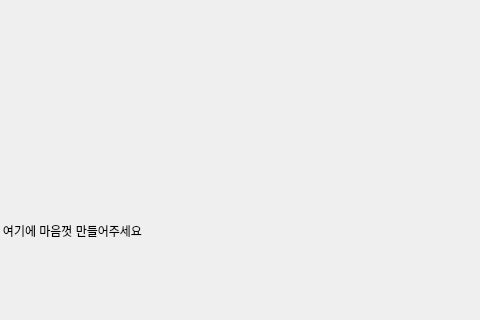
Above: src/GUI/study_env.ui from addinedu-ros-10th/iot-repo-2 before the change; both pictures show x 328 to 808 and y 0 to 320 of the 808 by 463 pixel window. Below: the same form after it.
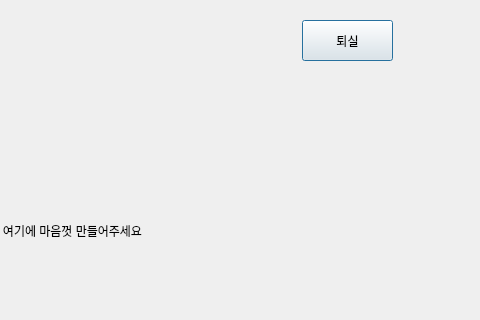
That is the form after the change.

Commit message: feat: 사용자 인증 시 다음화면 넘어가는 기능 추가

What changed in the file:
```diff
--- a/src/GUI/study_env.ui
+++ b/src/GUI/study_env.ui
@@ -26,7 +26,20 @@
     <string>여기에 마음껏 만들어주세요</string>
    </property>
    <property name="alignment">
-    <set>Qt::AlignCenter</set>
+    <set>Qt::AlignmentFlag::AlignCenter</set>
+   </property>
+  </widget>
+  <widget class="QPushButton" name="outBtn">
+   <property name="geometry">
+    <rect>
+     <x>630</x>
+     <y>20</y>
+     <width>91</width>
+     <height>41</height>
+    </rect>
+   </property>
+   <property name="text">
+    <string>퇴실</string>
    </property>
   </widget>
  </widget>
```
The commit also changes 6 other files.
